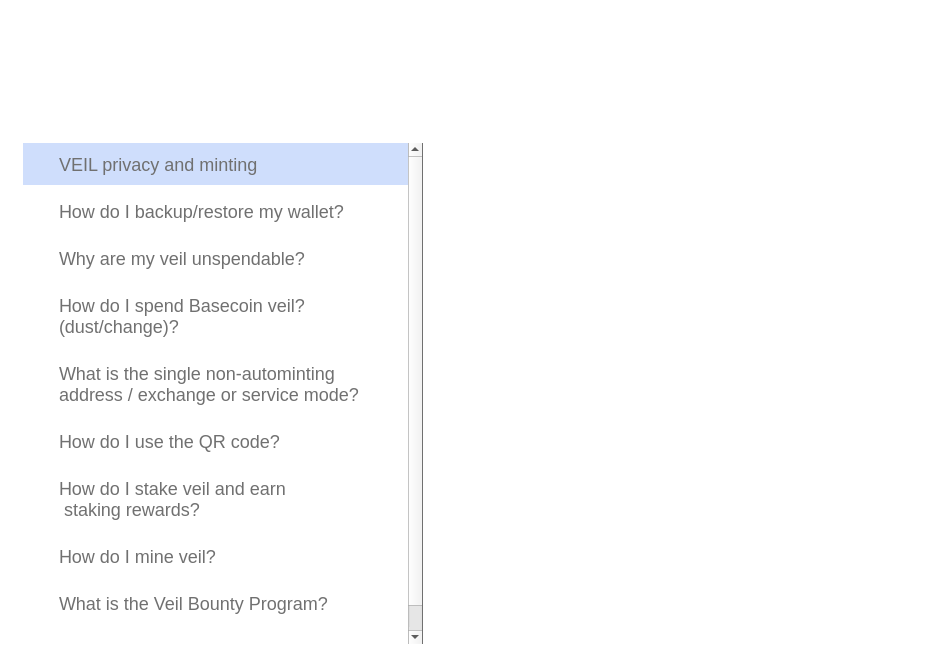
Before: the Qt Designer form src/qt/veil/forms/settingsfaq.ui in Veil-Project/veil, drawn with Qt 5.
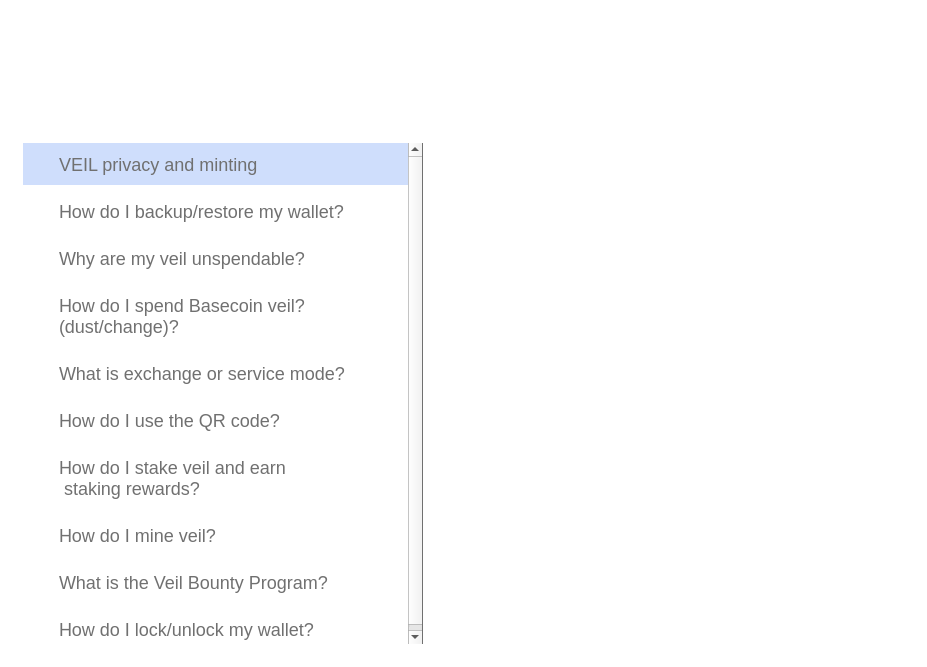
After: the same form once the commit is applied. Icons and pictures are not drawn.

```diff
--- a/src/qt/veil/forms/settingsfaq.ui
+++ b/src/qt/veil/forms/settingsfaq.ui
@@ -640,8 +640,7 @@
 }</string>
                   </property>
                   <property name="text">
-                   <string>What is the single non-autominting 
-address / exchange or service mode?</string>
+                   <string>What is exchange or service mode?</string>
                   </property>
                  </widget>
                 </item>
```
